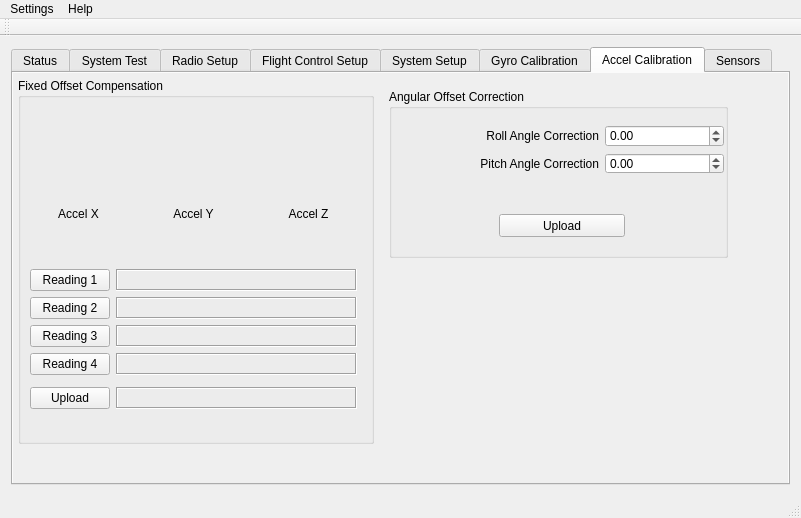
The window that GroundStation-Qt/mainwindow.ui (parallaxinc/Flight-Controller) describes before a commit, drawn with Qt 5.
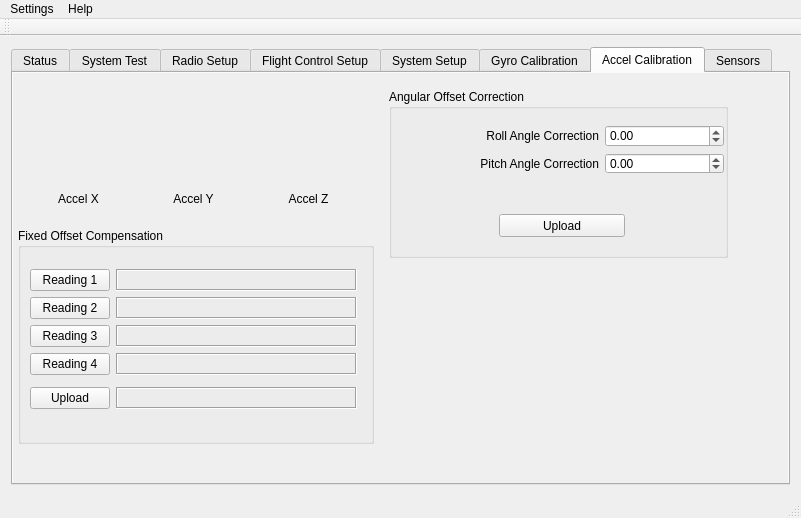
The same window after the commit. The open tabs and pages were chosen to show the change. Icons and pictures are not drawn. Custom widgets are drawn as their Qt base class.

Commit message: Layout changes for Mac

The edit to the form file:
```diff
--- a/GroundStation-Qt/mainwindow.ui
+++ b/GroundStation-Qt/mainwindow.ui
@@ -2893,114 +2893,21 @@
         <property name="geometry">
          <rect>
           <x>5</x>
-          <y>5</y>
+          <y>155</y>
           <width>356</width>
-          <height>366</height>
+          <height>216</height>
          </rect>
         </property>
         <property name="title">
          <string>Fixed Offset Compensation</string>
         </property>
-        <widget class="Gauge_Widget" name="gAccelXCal" native="true">
-         <property name="geometry">
-          <rect>
-           <x>10</x>
-           <y>25</y>
-           <width>101</width>
-           <height>101</height>
-          </rect>
-         </property>
-         <property name="font">
-          <font>
-           <pointsize>8</pointsize>
-          </font>
-         </property>
-        </widget>
-        <widget class="Gauge_Widget" name="gAccelYCal" native="true">
-         <property name="geometry">
-          <rect>
-           <x>125</x>
-           <y>25</y>
-           <width>101</width>
-           <height>101</height>
-          </rect>
-         </property>
-         <property name="font">
-          <font>
-           <pointsize>8</pointsize>
-          </font>
-         </property>
-        </widget>
-        <widget class="Gauge_Widget" name="gAccelZCal" native="true">
-         <property name="geometry">
-          <rect>
-           <x>240</x>
-           <y>25</y>
-           <width>101</width>
-           <height>101</height>
-          </rect>
-         </property>
-         <property name="font">
-          <font>
-           <pointsize>8</pointsize>
-          </font>
-         </property>
-        </widget>
-        <widget class="QLabel" name="label_24">
-         <property name="geometry">
-          <rect>
-           <x>10</x>
-           <y>125</y>
-           <width>101</width>
-           <height>21</height>
-          </rect>
-         </property>
-         <property name="text">
-          <string>Accel X</string>
-         </property>
-         <property name="alignment">
-          <set>Qt::AlignCenter</set>
-         </property>
-        </widget>
-        <widget class="QLabel" name="label_25">
-         <property name="geometry">
-          <rect>
-           <x>125</x>
-           <y>125</y>
-           <width>101</width>
-           <height>21</height>
-          </rect>
-         </property>
-         <property name="text">
-          <string>Accel Y</string>
-         </property>
-         <property name="alignment">
-          <set>Qt::AlignCenter</set>
-         </property>
-        </widget>
-        <widget class="QLabel" name="label_26">
-         <property name="geometry">
-          <rect>
-           <x>240</x>
-           <y>125</y>
-           <width>101</width>
-           <height>21</height>
-          </rect>
-         </property>
-         <property name="text">
-          <string>Accel Z</string>
-         </property>
-         <property name="alignment">
-          <set>Qt::AlignCenter</set>
-         </property>
-        </widget>
         <widget class="QWidget" name="layoutWidget">
          <property name="geometry">
           <rect>
            <x>10</x>
-           <y>160</y>
+           <y>15</y>
            <width>331</width>
-           <height>201</height>
+           <height>191</height>
           </rect>
          </property>
          <layout class="QFormLayout" name="formLayout_4">
@@ -3312,6 +3219,99 @@
          </item>
         </layout>
        </widget>
+       <widget class="QLabel" name="label_26">
+        <property name="geometry">
+         <rect>
+          <x>245</x>
+          <y>115</y>
+          <width>101</width>
+          <height>21</height>
+         </rect>
+        </property>
+        <property name="text">
+         <string>Accel Z</string>
+        </property>
+        <property name="alignment">
+         <set>Qt::AlignCenter</set>
+        </property>
+       </widget>
+       <widget class="QLabel" name="label_24">
+        <property name="geometry">
+         <rect>
+          <x>15</x>
+          <y>115</y>
+          <width>101</width>
+          <height>21</height>
+         </rect>
+        </property>
+        <property name="text">
+         <string>Accel X</string>
+        </property>
+        <property name="alignment">
+         <set>Qt::AlignCenter</set>
+        </property>
+       </widget>
+       <widget class="Gauge_Widget" name="gAccelYCal" native="true">
+        <property name="geometry">
+         <rect>
+          <x>130</x>
+          <y>15</y>
+          <width>101</width>
+          <height>101</height>
+         </rect>
+        </property>
+        <property name="font">
+         <font>
+          <pointsize>8</pointsize>
+         </font>
+        </property>
+       </widget>
+       <widget class="Gauge_Widget" name="gAccelZCal" native="true">
+        <property name="geometry">
+         <rect>
+          <x>245</x>
+          <y>15</y>
+          <width>101</width>
+          <height>101</height>
+         </rect>
+        </property>
+        <property name="font">
+         <font>
+          <pointsize>8</pointsize>
+         </font>
+        </property>
+       </widget>
+       <widget class="Gauge_Widget" name="gAccelXCal" native="true">
+        <property name="geometry">
+         <rect>
+          <x>15</x>
+          <y>15</y>
+          <width>101</width>
+          <height>101</height>
+         </rect>
+        </property>
+        <property name="font">
+         <font>
+          <pointsize>8</pointsize>
+         </font>
+        </property>
+       </widget>
+       <widget class="QLabel" name="label_25">
+        <property name="geometry">
+         <rect>
+          <x>130</x>
+          <y>115</y>
+          <width>101</width>
+          <height>21</height>
+         </rect>
+        </property>
+        <property name="text">
+         <string>Accel Y</string>
+        </property>
+        <property name="alignment">
+         <set>Qt::AlignCenter</set>
+        </property>
+       </widget>
       </widget>
       <widget class="QWidget" name="tpSensors">
        <attribute name="title">
```
Left out of the diff: 8 changed lines with no effect on the pictures.
